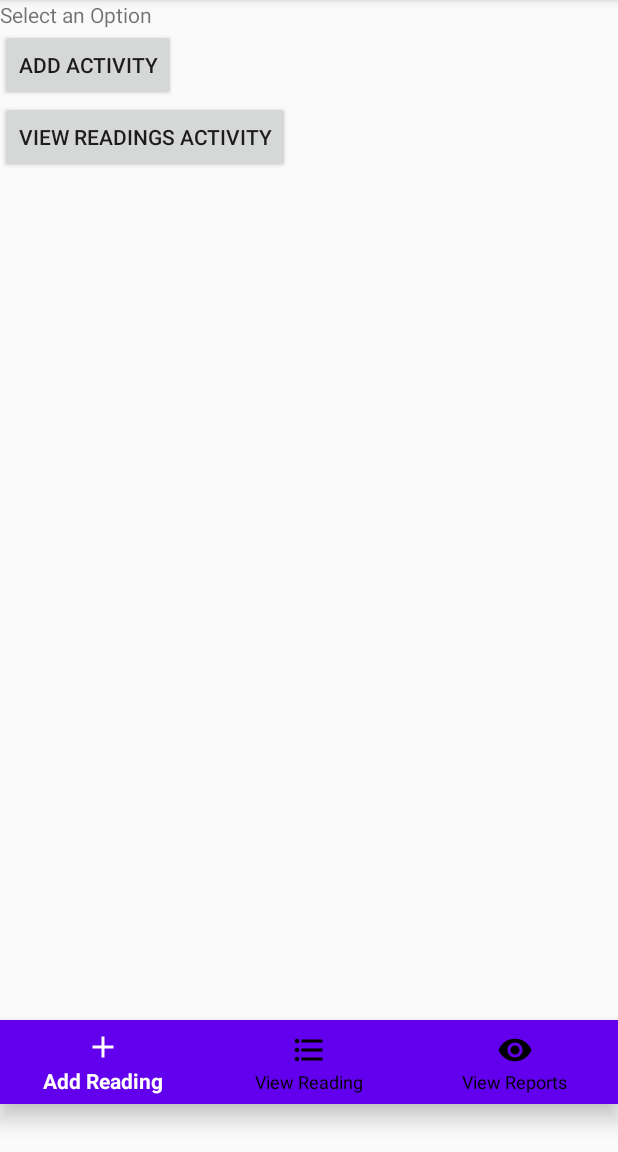
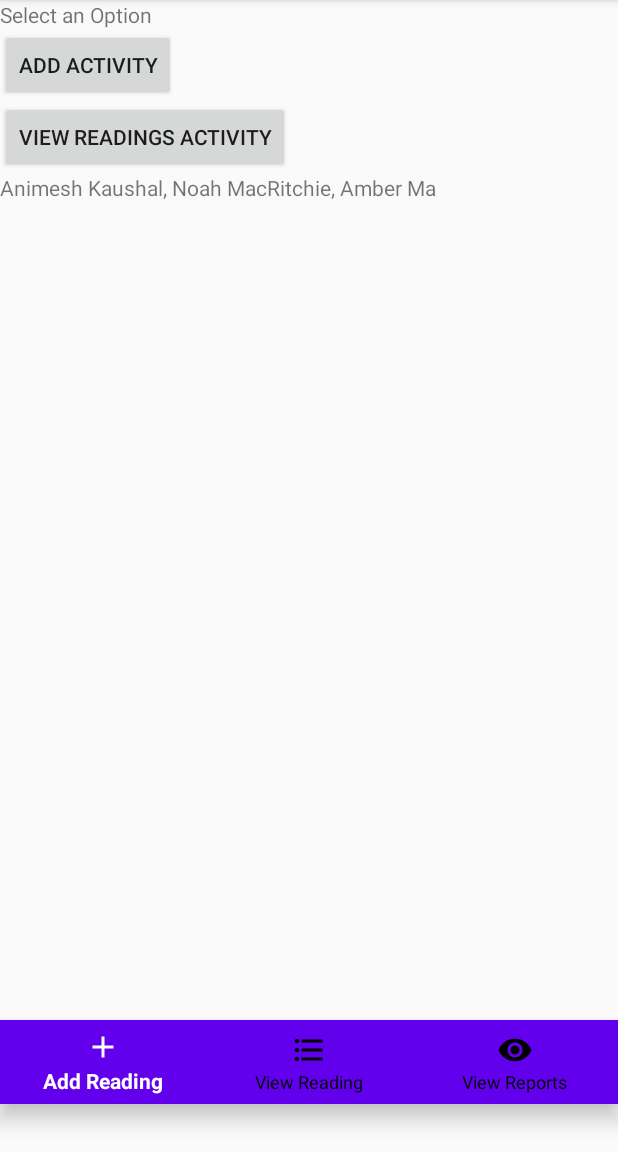
Before and after one commit to NoahMacRitchie/MobileDevelopmentAssigment02, an Android app: the MainActivity screen opened directly, with no data from a screen before it, on a phone screen of 412 x 824 dp, the part 84-1236 px from its top. Run offline under Robolectric (Android 15) with nearby library versions, the phone set to English and light mode, and no system bars.

Commit message:
added a readme file, just add your student number and preferred email address on it, as well as some challenges you ran into on the way. I also wrote our names at the bottom of the main activity (above the nav bar)

```diff
--- a/app/src/main/res/layout/activity_main.xml
+++ b/app/src/main/res/layout/activity_main.xml
@@ -30,6 +30,11 @@
         android:text="View Readings Activity"
         android:onClick="viewReadings"/>
 
+    <TextView
+        android:layout_width="wrap_content"
+        android:layout_height="wrap_content"
+        android:text="@string/our_names"/>
+
     <LinearLayout
         android:layout_width="match_parent"
         android:layout_height="0dip"
--- a/app/src/main/res/values/strings.xml
+++ b/app/src/main/res/values/strings.xml
@@ -17,4 +17,5 @@
     <string name="back_butt">Back</string>
     <string name="update">Update</string>
     <string name="btnDelete">Delete</string>
+    <string name="our_names">Animesh Kaushal, Noah MacRitchie, Amber Ma</string>
 </resources>
```
Also changed, not shown: app/src/main/res/mipmap-mdpi/mipmap-hdpi/ic_launcher.png (added), app/src/main/res/mipmap-mdpi/mipmap-mdpi/ic_launcher.png (added), app/src/main/res/mipmap-mdpi/mipmap-xhdpi/ic_launcher.png (added), app/src/main/res/mipmap-mdpi/mipmap-xxhdpi/ic_launcher.png (added), app/src/main/res/mipmap-mdpi/mipmap-xxxhdpi/ic_launcher.png (added), 6 other files.
